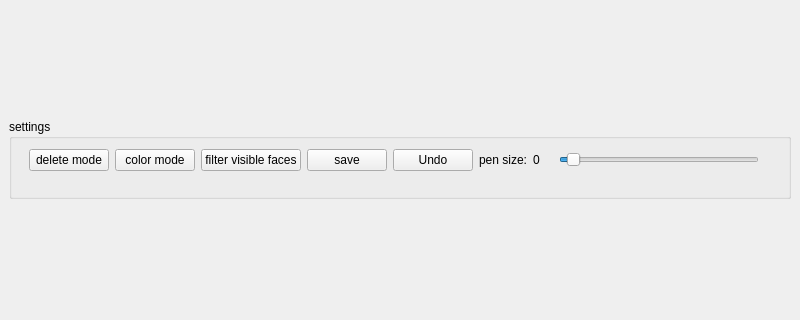
Before: the Qt Designer form visualisation/meshViewerEdit.ui in DGtal-team/DGtalTools-contrib, drawn with Qt 5; both pictures show x 0 to 800 and y 130 to 450 of the 800 by 600 pixel window.
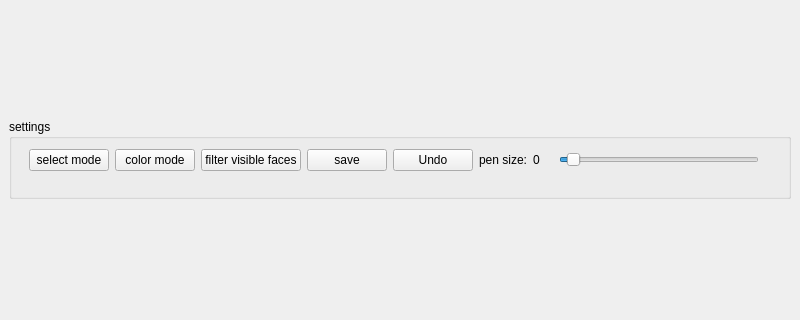
After: the same form once the commit is applied.

Commit message: switch with select mode

```diff
--- a/visualisation/meshViewerEdit.ui
+++ b/visualisation/meshViewerEdit.ui
@@ -64,7 +64,7 @@
         <rect>
          <x>20</x>
          <y>30</y>
-         <width>814</width>
+         <width>864</width>
          <height>41</height>
         </rect>
        </property>
@@ -81,7 +81,7 @@
            </size>
           </property>
           <property name="text">
-           <string>delete mode</string>
+           <string>select mode</string>
           </property>
          </widget>
         </item>
```
Left out of the diff: 2 changed lines with no effect on the pictures. The commit also changes 4 other files.
